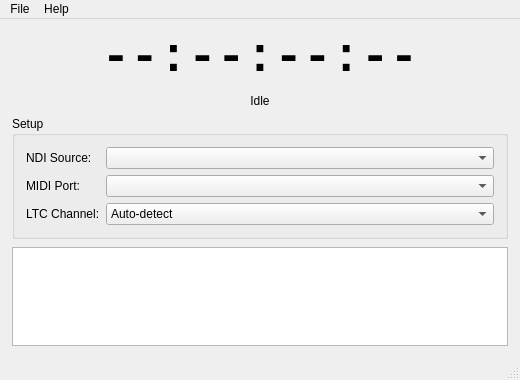
First picture: the form in src/ui/MainWindow.ui, repository casey-tmc97/StudioLog-NDI-Midi-Bridge, before the edit.
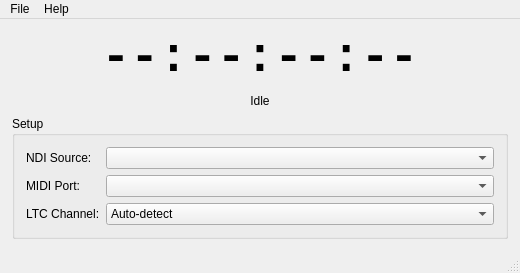
Second picture: the form after the edit.

Commit message:
ui: remove log window, add Help > Show Log File menu item
- Remove QPlainTextEdit logView from main window; shrink to 210px tall
- Log file written to AppLocalData/logs/studiolog.log (append across
  sessions) via Logger::init() called in Application::start()
- Help > Show Log File opens the log file in the default text editor
  (QDesktopServices::openUrl) so logs remain accessible without
  cluttering the main UI
- Remove Logger::setCallback routing to the now-gone log view

```diff
--- a/src/ui/MainWindow.ui
+++ b/src/ui/MainWindow.ui
@@ -7,14 +7,14 @@
     <x>0</x>
     <y>0</y>
     <width>520</width>
-    <height>380</height>
+    <height>210</height>
    </rect>
   </property>
   <property name="windowTitle">
    <string>StudioLog NDI MIDI Bridge</string>
   </property>
   <widget class="QWidget" name="centralWidget">
-   <layout class="QVBoxLayout" name="verticalLayout" stretch="0,0,1,0">
+   <layout class="QVBoxLayout" name="verticalLayout">
     <property name="margin">
      <number>12</number>
     </property>
@@ -104,24 +104,6 @@
      </widget>
     </item>
 
-    <!-- ── Status log ──────────────────────────────────────────────────── -->
-    <item>
-     <widget class="QPlainTextEdit" name="logView">
-      <property name="readOnly">
-       <bool>true</bool>
-      </property>
-      <property name="maximumBlockCount">
-       <number>200</number>
-      </property>
-      <property name="font">
-       <font>
-        <family>Consolas</family>
-        <pointsize>9</pointsize>
-       </font>
-      </property>
-     </widget>
-    </item>
-
    </layout>
   </widget>
 
```
Left out of the diff: 7 changed lines with no effect on the pictures. The commit also changes 3 other files.
